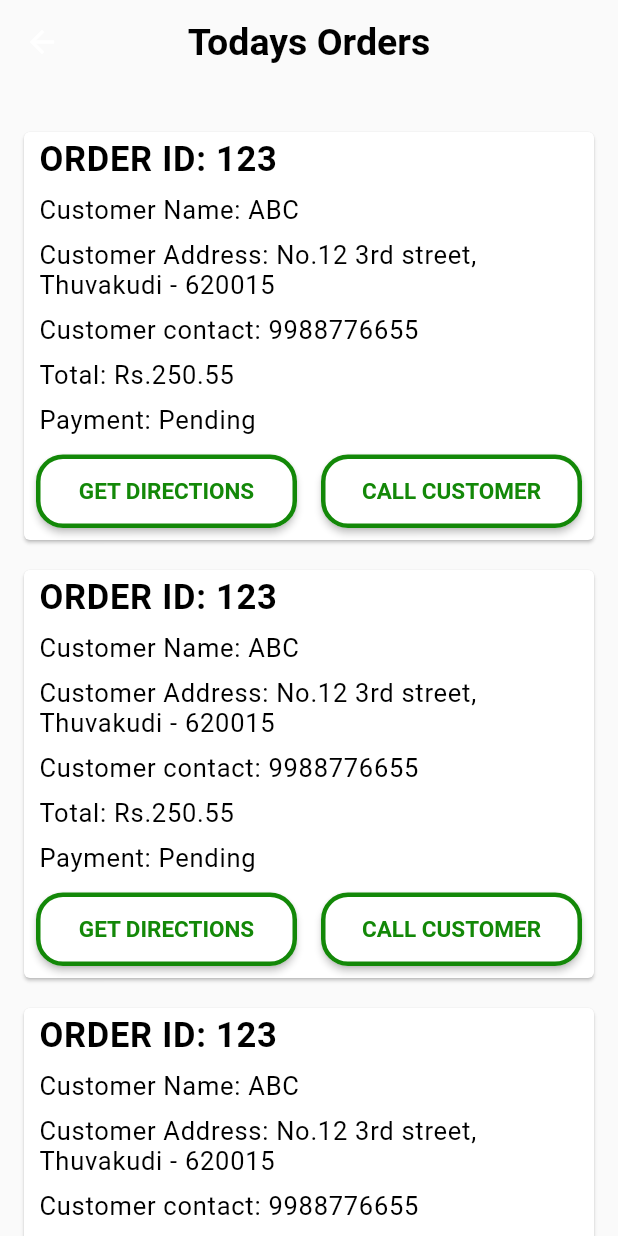
After one commit to Thirumathikart/thirumathikart-delivery, a Flutter app: the TodaysOrdersPage screen opened by its route, on a phone screen of 412 x 824 dp. The commit adds this screen. Run offline on Flutter 3.47's test engine with Material 2 defaults, Android fonts, the light colour scheme and no system bars; our stand-ins replace get, get_storage, google_fonts; accounts and stored records are empty; Roboto replaces fonts that are missing (Brawler).

Commit message:
feat: Add ordersPage (#12)
* Add ordersPage

* fix: formatting errors

* CI fixes

```diff
--- /dev/null
+++ b/lib/bindings/past_orders_binding.dart
@@ -0,0 +1,9 @@
+import 'package:get/get.dart';
+import 'package:thirumathikart_seller/controllers/past_orders_controller.dart';
+
+class PastOrdersBindings extends Bindings {
+  @override
+  void dependencies() {
+    Get.put(PastOrdersController());
+  }
+}
--- /dev/null
+++ b/lib/bindings/todays_orders_bindings.dart
@@ -0,0 +1,9 @@
+import 'package:get/get.dart';
+import 'package:thirumathikart_seller/controllers/todays_orders_controller.dart';
+
+class TodaysOrdersBindings extends Bindings {
+  @override
+  void dependencies() {
+    Get.put(TodaysOrdersController());
+  }
+}
--- a/lib/config/navigations.dart
+++ b/lib/config/navigations.dart
@@ -1,10 +1,14 @@
 import 'package:get/get_navigation/src/routes/get_route.dart';
 import 'package:thirumathikart_seller/bindings/home_bindings.dart';
 import 'package:thirumathikart_seller/bindings/login_bindings.dart';
+import 'package:thirumathikart_seller/bindings/past_orders_binding.dart';
+import 'package:thirumathikart_seller/bindings/todays_orders_bindings.dart';
 import 'package:thirumathikart_seller/bindings/profile_bindings.dart';
 import 'package:thirumathikart_seller/constants/navigation_routes.dart';
 import 'package:thirumathikart_seller/views/home_page.dart';
 import 'package:thirumathikart_seller/views/login.dart';
+import 'package:thirumathikart_seller/views/past_orders.dart';
+import 'package:thirumathikart_seller/views/todays_orders.dart';
 import 'package:thirumathikart_seller/views/profile.dart';
 
 class NavigationPages {
@@ -24,5 +28,15 @@ class NavigationPages {
           page: () => const ProfilePage(),
           binding: ProfileBindings(),
         ),
+        GetPage(
+          name: NavigationRoutes.todaysOrdersRoute,
+          page: () => const TodaysOrdersPage(),
+          binding: TodaysOrdersBindings(),
+        ),
+        GetPage(
+          name: NavigationRoutes.pastOrdersRoute,
+          page: () => const PastOrdersPage(),
+          binding: PastOrdersBindings(),
+        ),
       ];
 }
--- a/lib/constants/navigation_routes.dart
+++ b/lib/constants/navigation_routes.dart
@@ -4,4 +4,7 @@ class NavigationRoutes {
   static String editProduct = '/editProduct';
   static String loginRoute = '/login';
   static String profileRoute = '/profile';
+  static String earningRoute = '/earning';
+  static String todaysOrdersRoute = '/todaysOrders';
+  static String pastOrdersRoute = '/pastOrders';
 }
--- /dev/null
+++ b/lib/constants/orders_constants.dart
@@ -0,0 +1,26 @@
+var orderList = [
+  {
+    'OrderID': 123,
+    'CustomerName': 'ABC',
+    'CustomerAddress': 'No.12 3rd street, Thuvakudi - 620015',
+    'CustomerContact': '9988776655',
+    'Total': 'Rs.250.55',
+    'Payment': 'Pending'
+  },
+  {
+    'OrderID': 123,
+    'CustomerName': 'ABC',
+    'CustomerAddress': 'No.12 3rd street, Thuvakudi - 620015',
+    'CustomerContact': '9988776655',
+    'Total': 'Rs.250.55',
+    'Payment': 'Pending'
+  },
+  {
+    'OrderID': 123,
+    'CustomerName': 'ABC',
+    'CustomerAddress': 'No.12 3rd street, Thuvakudi - 620015',
+    'CustomerContact': '9988776655',
+    'Total': 'Rs.250.55',
+    'Payment': 'Pending'
+  },
+];
--- /dev/null
+++ b/lib/controllers/past_orders_controller.dart
@@ -0,0 +1,3 @@
+import 'package:get/get_state_manager/get_state_manager.dart';
+
+class PastOrdersController extends GetxController {}
--- /dev/null
+++ b/lib/controllers/todays_orders_controller.dart
@@ -0,0 +1,3 @@
+import 'package:get/get_state_manager/get_state_manager.dart';
+
+class TodaysOrdersController extends GetxController {}
--- /dev/null
+++ b/lib/models/orders.dart
@@ -0,0 +1,12 @@
+class Orders {
+  String? customerName, customerContact, payment, address;
+  int? orderID;
+  double? total;
+  Orders(
+      {this.customerName,
+      this.customerContact,
+      this.payment,
+      this.address,
+      this.total,
+      this.orderID});
+}
--- /dev/null
+++ b/lib/views/todays_orders.dart
@@ -0,0 +1,122 @@
+import 'package:flutter/material.dart';
+import 'package:get/get.dart';
+import 'package:thirumathikart_seller/constants/orders_constants.dart';
+import 'package:thirumathikart_seller/controllers/todays_orders_controller.dart';
+import 'package:thirumathikart_seller/widgets/app_bar.dart';
+import 'package:thirumathikart_seller/config/themes.dart';
+import 'package:thirumathikart_seller/widgets/button/orders_button.dart';
+
+class TodaysOrdersPage extends GetView<TodaysOrdersController> {
+  const TodaysOrdersPage({Key? key}) : super(key: key);
+  @override
+  Widget build(BuildContext context) => Scaffold(
+        appBar: appBar('Todays Orders'),
+        body: buildItems(orderList),
+      );
+  Widget buildItems(List<Map<String, Object>> orderList) => ListView.builder(
+        padding:
+            const EdgeInsets.only(left: 16, right: 16, top: 32, bottom: 32),
+        itemCount: orderList.length,
+        itemBuilder: listView,
+      );
+  Widget listView(
+    BuildContext context,
+    int position,
+  ) =>
+      Card(
+        margin: const EdgeInsets.only(
+          bottom: 20,
+        ),
+        child: Column(crossAxisAlignment: CrossAxisAlignment.start, children: [
+          Container(
+            margin:
+                const EdgeInsets.only(left: 10, top: 5, bottom: 5, right: 5),
+            alignment: Alignment.centerLeft,
+            child: Text(
+              'ORDER ID: ${orderList[position]["OrderID"]}',
+              style: TextStyle(
+                fontSize: 23,
+                letterSpacing: 0.5,
+                color: AppTheme.textPrimary,
+                fontWeight: FontWeight.bold,
+              ),
+            ),
+          ),
+          Container(
+            margin:
+                const EdgeInsets.only(left: 10, top: 5, bottom: 5, right: 5),
+            alignment: Alignment.centerLeft,
+            child: Text(
+              'Customer Name: ${orderList[position]["CustomerName"]}',
+              style: TextStyle(
+                fontSize: 17,
+                letterSpacing: 0.5,
+                color: AppTheme.textPrimary,
+              ),
+            ),
+          ),
+          Container(
+            margin:
+                const EdgeInsets.only(left: 10, top: 5, bottom: 5, right: 5),
+            alignment: Alignment.centerLeft,
+            child: Text(
+              'Customer Address: ${orderList[position]["CustomerAddress"]}',
+              style: TextStyle(
+                fontSize: 17,
+                letterSpacing: 0.5,
+                color: AppTheme.textPrimary,
+              ),
+            ),
+          ),
+          Container(
+            margin:
+                const EdgeInsets.only(left: 10, top: 5, bottom: 5, right: 5),
+            alignment: Alignment.centerLeft,
+            child: Text(
+              'Customer contact: ${orderList[position]['CustomerContact']}',
+              style: TextStyle(
+                fontSize: 17,
+                letterSpacing: 0.5,
+                color: AppTheme.textPrimary,
+              ),
+            ),
+          ),
+          Container(
+            margin:
+                const EdgeInsets.only(left: 10, top: 5, bottom: 5, right: 5),
+            alignment: Alignment.centerLeft,
+            child: Text(
+              'Total: ${orderList[position]['Total']}',
+              style: TextStyle(
+                fontSize: 17,
+                letterSpacing: 0.5,
+                color: AppTheme.textPrimary,
+              ),
+            ),
+          ),
+          Container(
+            margin:
+                const EdgeInsets.only(left: 10, top: 5, bottom: 5, right: 5),
+            alignment: Alignment.centerLeft,
+            child: Text(
+              'Payment: ${orderList[position]['Payment']}',
+              style: TextStyle(
+                fontSize: 17,
+                letterSpacing: 0.5,
+                color: AppTheme.textPrimary,
+              ),
+            ),
+          ),
+          Row(mainAxisAlignment: MainAxisAlignment.spaceEvenly, children: [
+            Expanded(
+              child: OrdersButton(
+                  buttonName: 'GET DIRECTIONS', onPressed: () => {}),
+            ),
+            Expanded(
+              child: OrdersButton(
+                  buttonName: 'CALL CUSTOMER', onPressed: () => {}),
+            ),
+          ]),
+        ]),
+      );
+}
--- /dev/null
+++ b/lib/widgets/button/orders_button.dart
@@ -0,0 +1,42 @@
+import 'package:flutter/material.dart';
+import 'package:get/get_state_manager/src/simple/get_view.dart';
+import 'package:thirumathikart_seller/config/themes.dart';
+import 'package:thirumathikart_seller/controllers/home_controller.dart';
+
+class OrdersButton extends GetView<HomeController> {
+  const OrdersButton(
+      {Key? key, required this.buttonName, required this.onPressed})
+      : super(key: key);
+  final String buttonName;
+  final VoidCallback onPressed;
+  @override
+  Widget build(BuildContext context) => SizedBox(
+        width: MediaQuery.of(context).size.width / 2,
+        height: 65,
+        child: Padding(
+          padding: const EdgeInsets.all(8.0),
+          child: ElevatedButton(
+              onPressed: onPressed,
+              style: ButtonStyle(
+                backgroundColor: MaterialStateProperty.all<Color>(AppTheme.bg),
+                shape: MaterialStateProperty.all<RoundedRectangleBorder>(
+                  RoundedRectangleBorder(
+                    borderRadius: BorderRadius.circular(18.0),
+                    side: BorderSide(
+                      color: AppTheme.facebook,
+                      width: 3,
+                    ),
+                  ),
+                ),
+              ),
+              child: Text(
+                buttonName,
+                style: TextStyle(
+                  fontSize: 15,
+                  color: AppTheme.facebook,
+                  fontWeight: FontWeight.bold,
+                ),
+              )),
+        ),
+      );
+}
```
Also changed, not shown: lib/views/past_orders.dart (added, +108 -0 lines).
